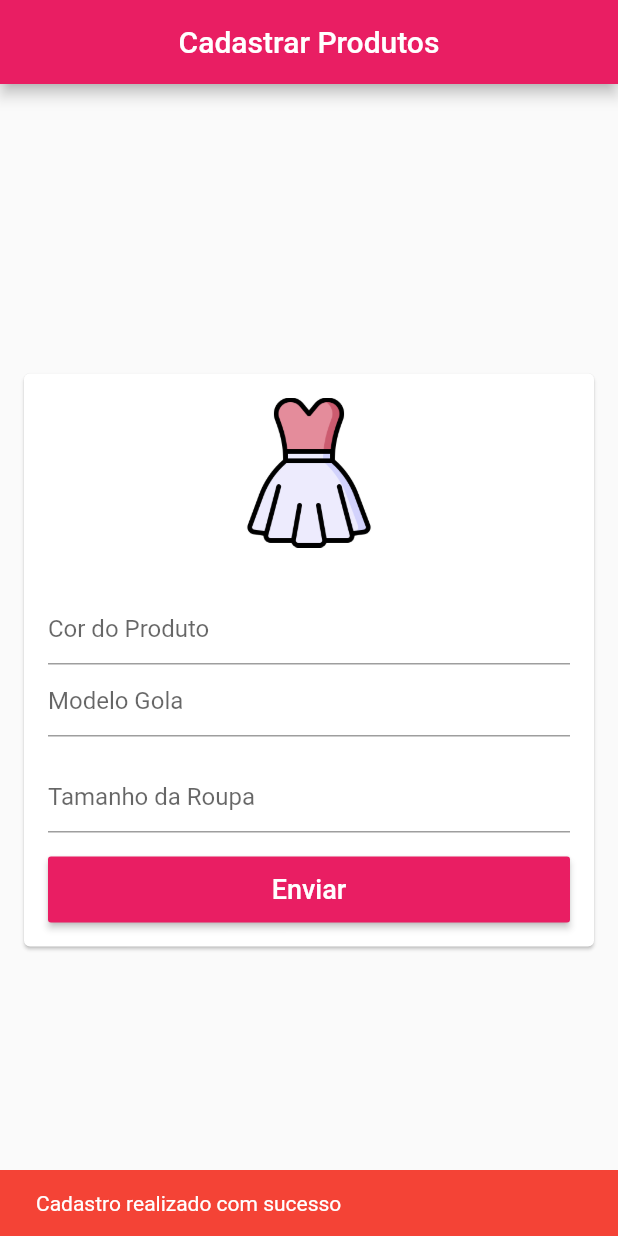
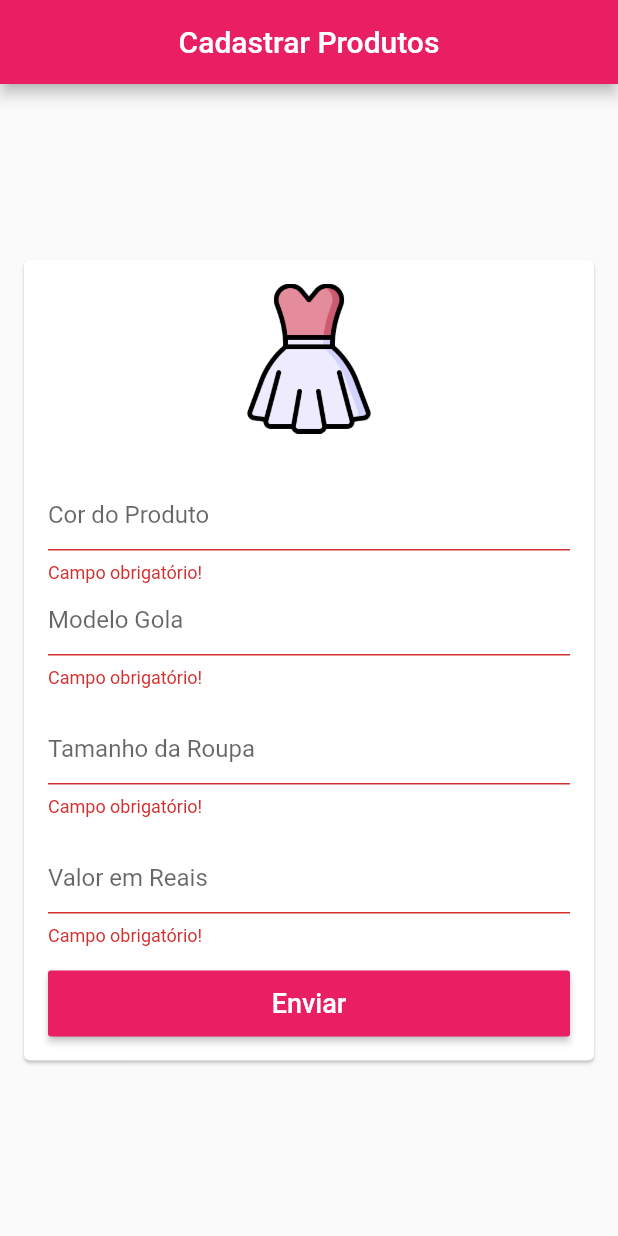
Before and after one commit to JVictoor/appLojaRoupas, a Flutter app: the screen it shows after launch, after a tap on "Enviar", on a phone screen of 412 x 824 dp. Run offline on Flutter 3.47's test engine with Material 2 defaults, Android fonts, the phone set to English and light mode, and no system bars; our stand-ins replace cloud_firestore, firebase_auth; missing offline and left inert: cloud_firestore_web, firebase_auth_web, firebase_core_web; accounts and stored records are empty.

Commit message:
add campo de preço no produto

```diff
--- a/lib/models/products.dart
+++ b/lib/models/products.dart
@@ -4,13 +4,14 @@
 import 'package:cloud_firestore/cloud_firestore.dart';
 
 class Products {
-  Products({ this.id, this.color, this.model, this.size });
+  Products({ this.id, this.color, this.model, this.price, this.size, });
   //Firebase trabalha com arquivo em txt (JSON), Esta pegando os dados atribuindo o que eles são e colocando no documento
   Products.fromDocument(DocumentSnapshot document) {
     id = document.documentID;
     color = document.data['color'] as String;
     model = document.data['model'] as String;
     size = document.data['size'] as String;
+    price = document.data['price'] as String;
 
   }
 
@@ -18,6 +19,7 @@ class Products {
   String color;
   String model;
   String size;
+  String price;
 
   //
   //método para salvar todos os dados no banco Firestore DataBase
@@ -31,6 +33,7 @@ class Products {
       'color': color,
       'model': model,
       'size': size,
+      'price':price,
     };
   }
 }
--- a/lib/pages/cadastrar_products.dart
+++ b/lib/pages/cadastrar_products.dart
@@ -14,13 +14,11 @@ class CadastrarProductsScreen extends StatelessWidget {
 
   @override
   Widget build(BuildContext context) {
-
-     return Scaffold(
-
+    return Scaffold(
       //return Provider(
       //create: (_) => ProductsManager(),
 
-    //child: Scaffold(
+      //child: Scaffold(
       //stados fixos
       key: _scaffoldKey,
       appBar: AppBar(
@@ -28,9 +26,6 @@ class CadastrarProductsScreen extends StatelessWidget {
         centerTitle: true,
       ),
       body: Center(
-
-
-
         child: Card(
           margin: const EdgeInsets.symmetric(horizontal: 16),
           child: Form(
@@ -38,38 +33,30 @@ class CadastrarProductsScreen extends StatelessWidget {
             child: ListView(
               padding: const EdgeInsets.all(16),
               shrinkWrap: true,
-
               children: <Widget>[
-
                 Container(
                   width: 100,
                   height: 100,
                   child: Image.asset('assets/vestido.png'),
                 ),
 
-                Container(height:30),//espaço
+                Container(height: 30), //espaço
 
                 TextFormField(
                   decoration: const InputDecoration(hintText: 'Cor do Produto'),
-                  /* validator: (color) {
-                    if (color.isEmpty)
-                      return 'Campo obrigatório';
-                    else if (name.trim().split(' ').length <= 1)
-                      return 'Preencha seu Nome completo';
+                  validator: (gender) {
+                    if (gender.isEmpty) return 'Campo obrigatório!';
                     return null;
-                  }, */
+                  },
                   onSaved: (color) => products.color = color,
                 ),
 
                 TextFormField(
                   decoration: const InputDecoration(hintText: 'Modelo Gola'),
-                  /* validator: (model) {
-                    if (cpf.isEmpty)
-                      return 'Campo obrigatório';
-                    else if (cpf.length <= 13)
-                      return 'Preencha seu CPF completo';
+                  validator: (gender) {
+                    if (gender.isEmpty) return 'Campo obrigatório!';
                     return null;
-                  }, */
+                  },
                   onSaved: (model) => products.model = model,
                 ),
                 const SizedBox(
@@ -77,31 +64,48 @@ class CadastrarProductsScreen extends StatelessWidget {
                 ),
 
                 TextFormField(
-                  decoration: const InputDecoration(hintText: 'Tamanho da Roupa'),
+                  decoration:
+                      const InputDecoration(hintText: 'Tamanho da Roupa'),
+                  validator: (gender) {
+                    if (gender.isEmpty) return 'Campo obrigatório!';
+                    return null;
+                  },
                   onSaved: (size) => products.size = size,
                 ),
                 const SizedBox(
                   height: 16,
                 ),
 
-
+                TextFormField(
+                  decoration:
+                      const InputDecoration(hintText: 'Valor em Reais '),
+                  validator: (gender) {
+                    if (gender.isEmpty) return 'Campo obrigatório!';
+                    return null;
+                  },
+                  onSaved: (price) => products.price = price,
+                ),
+                const SizedBox(
+                  height: 16,
+                ),
 
                 SizedBox(
                   height: 44,
                   child: RaisedButton(
                     color: Theme.of(context).primaryColor,
-                    disabledColor:Theme.of(context).primaryColor.withAlpha(100),
+                    disabledColor:
+                        Theme.of(context).primaryColor.withAlpha(100),
                     textColor: Colors.white,
                     //aqui acontece a magica de validar
                     onPressed: () {
                       if (_formKey.currentState.validate()) {
                         _formKey.currentState.save();
-                            context.read<ProductsManager>().registro(
+                        context.read<ProductsManager>().registro(
                             products: products,
                             onSuccess: () {
                               _scaffoldKey.currentState.showSnackBar(SnackBar(
                                 content: Text('Cadastro realizado com sucesso'),
-                                backgroundColor: Colors.red,
+                                backgroundColor: Colors.pink[300],
                               ));
                               debugPrint('sucesso');
                               // TODO: POP
@@ -109,10 +113,9 @@ class CadastrarProductsScreen extends StatelessWidget {
                             onFail: (e) {
                               _scaffoldKey.currentState.showSnackBar(SnackBar(
                                 content: Text('Falha ao cadastrar: $e'),
-                                backgroundColor: Colors.red,
+                                backgroundColor: Colors.red[700],
                               ));
                             });
-
                       }
                     },
                     child: const Text(
@@ -126,7 +129,6 @@ class CadastrarProductsScreen extends StatelessWidget {
           ),
         ),
       ),
-
-   );
+    );
   }
 }
--- a/lib/pages/cadastrar_useres.dart
+++ b/lib/pages/cadastrar_useres.dart
@@ -100,7 +100,7 @@ class CadastrarUsersScreen extends StatelessWidget {
                             onSuccsess: () {
                               _scaffoldKey.currentState.showSnackBar(SnackBar(
                                 content: Text('Cadastro realizado com sucesso'),
-                                backgroundColor: Colors.red,
+                                backgroundColor: Colors.pink[300],
                               ));
                               debugPrint('sucesso');
                               // TODO: POP
@@ -108,7 +108,7 @@ class CadastrarUsersScreen extends StatelessWidget {
                             onFail: (e) {
                               _scaffoldKey.currentState.showSnackBar(SnackBar(
                                 content: Text('Falha ao cadastrar: $e'),
-                                backgroundColor: Colors.red,
+                                backgroundColor: Colors.red[700],
                               ));
                             });
                       }
```
